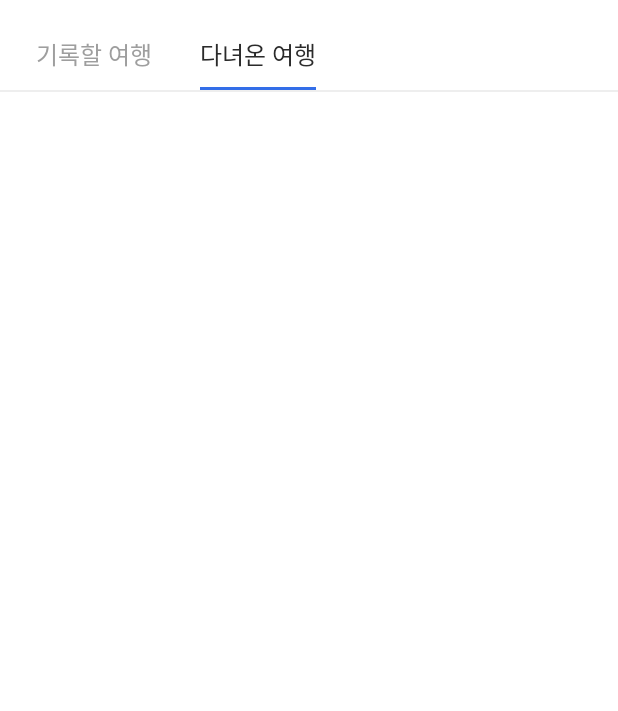
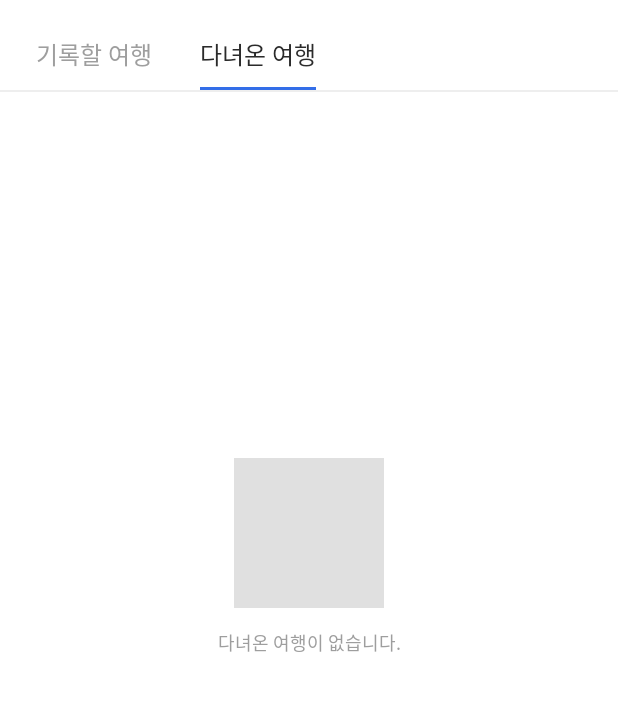
Before and after one commit to Nexters/travel-budget-android, an Android app: the RecordingTravelFragment screen opened directly, with no data from a screen before it, tab 2 chosen, on a phone screen of 412 x 824 dp, the part 54-765 px from its top. Run offline under Robolectric (Android 15) with nearby library versions, the phone set to English and light mode, and no system bars; our stand-ins replace RxJava, data binding; libraries missing offline, so code that uses them is left out: com.kakao.auth, com.kakao.usermgmt; network calls fail; 2 statements that could not run were skipped.

Commit message:
다녀온 여행 데이터 조회 시 데이터가 없는 경우의 로직 및 디자인 추가

```diff
--- a/app/src/main/java/com/nexters/travelbudget/ui/main/record/RecordedTravelFragment.kt
+++ b/app/src/main/java/com/nexters/travelbudget/ui/main/record/RecordedTravelFragment.kt
@@ -20,9 +20,19 @@ class RecordedTravelFragment :
 
     override val viewModel: MainViewModel by sharedViewModel()
 
+    private var isFirstExecution = true
+
     override fun onViewCreated(view: View, savedInstanceState: Bundle?) {
         super.onViewCreated(view, savedInstanceState)
         setSwipeRefreshLayout()
+    }
+
+    override fun onResume() {
+        super.onResume()
+        if (isFirstExecution) {
+            isFirstExecution = false
+            viewModel.getTripRecordData(false)
+        }
     }
 
     private fun setSwipeRefreshLayout() {
--- a/app/src/main/res/layout/fragment_recorded_travel.xml
+++ b/app/src/main/res/layout/fragment_recorded_travel.xml
@@ -4,6 +4,10 @@
     xmlns:tools="http://schemas.android.com/tools">
 
     <data>
+
+        <variable
+            name="vm"
+            type="com.nexters.travelbudget.ui.main.MainViewModel" />
 
     </data>
 
@@ -20,12 +24,57 @@
             app:layout_constraintStart_toStartOf="parent"
             app:layout_constraintTop_toTopOf="parent">
 
-            <androidx.recyclerview.widget.RecyclerView
-                android:id="@+id/rv_recorded_travel"
-                android:layout_width="match_parent"
-                android:layout_height="match_parent"
-                android:orientation="vertical"
-                app:layoutManager="androidx.recyclerview.widget.LinearLayoutManager" />
+            <androidx.constraintlayout.widget.ConstraintLayout
+                android:layout_width="0dp"
+                android:layout_height="0dp">
+
+                <androidx.constraintlayout.widget.ConstraintLayout
+                    android:layout_width="0dp"
+                    android:layout_height="wrap_content"
+                    android:visibleIf="@{vm.isEmptyList()}"
+                    app:layout_constraintBottom_toBottomOf="parent"
+                    app:layout_constraintEnd_toEndOf="parent"
+                    app:layout_constraintStart_toStartOf="parent"
+                    app:layout_constraintTop_toTopOf="parent"
+                    app:layout_constraintVertical_bias="0.412">
+
+                    <ImageView
+                        android:id="@+id/iv_dummy_icon"
+                        android:layout_width="100dp"
+                        android:layout_height="100dp"
+                        android:background="@color/fill_grey_3"
+                        app:layout_constraintEnd_toEndOf="parent"
+                        app:layout_constraintStart_toStartOf="parent"
+                        app:layout_constraintTop_toTopOf="parent" />
+
+                    <TextView
+                        android:layout_width="wrap_content"
+                        android:layout_height="wrap_content"
+                        android:layout_marginTop="14dp"
+                        android:text="@string/recorded_trip_empty_data_content"
+                        android:textColor="@color/fill_grey_2"
+                        android:textSize="@dimen/text_size_12sp"
+                        app:layout_constraintEnd_toEndOf="parent"
+                        app:layout_constraintStart_toStartOf="parent"
+                        app:layout_constraintTop_toBottomOf="@+id/iv_dummy_icon"
+                        tools:text="다녀온 여행이 없습니다." />
+
+                </androidx.constraintlayout.widget.ConstraintLayout>
+
+                <androidx.recyclerview.widget.RecyclerView
+                    android:id="@+id/rv_recorded_travel"
+                    android:layout_width="0dp"
+                    android:layout_height="0dp"
+                    android:invisibleIf="@{vm.tripRecordList.size() == 0}"
+                    android:orientation="vertical"
+                    app:layoutManager="androidx.recyclerview.widget.LinearLayoutManager"
+                    app:layout_constraintBottom_toBottomOf="parent"
+                    app:layout_constraintEnd_toEndOf="parent"
+                    app:layout_constraintStart_toStartOf="parent"
+                    app:layout_constraintTop_toTopOf="parent" />
+
+            </androidx.constraintlayout.widget.ConstraintLayout>
+
 
         </androidx.swiperefreshlayout.widget.SwipeRefreshLayout>
 
--- a/app/src/main/res/values/strings.xml
+++ b/app/src/main/res/values/strings.xml
@@ -32,6 +32,7 @@
     <string name="a_trip">다녀온 여행</string>
     <string name="recording_trip_empty_data_title">여행을 계획해보세요!</string>
     <string name="recording_trip_empty_data_content">하단 버튼을 통해 첫 여행을 만들어\n효율적인 예산 관리를 시작해보세요!</string>
+    <string name="recorded_trip_empty_data_content">다녀온 여행이 없습니다.</string>
 
 
     <!-- common -->
```
